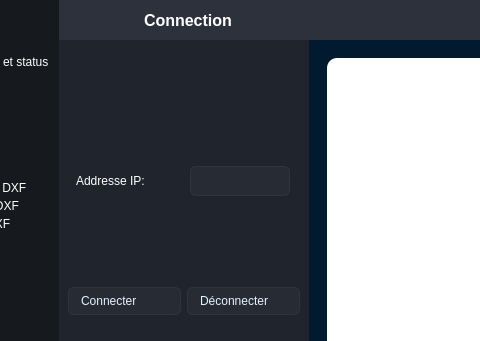
The window that Python/plasmarm_v2.ui (lapm6225/PlasmArm) describes before a commit, drawn with Qt 5; both pictures show x 81 to 561 and y 0 to 341 of the 1138 by 603 pixel window.
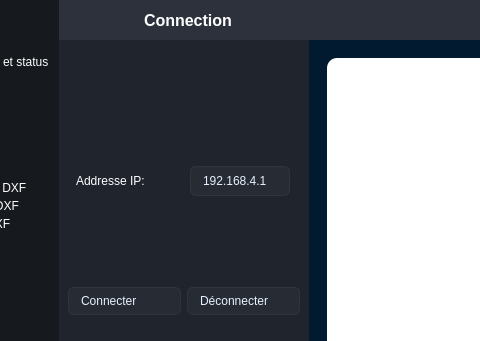
The same window after the commit. Icons and pictures are not drawn.

```diff
--- a/Python/plasmarm_v2.ui
+++ b/Python/plasmarm_v2.ui
@@ -830,6 +830,9 @@
             <property name="styleSheet">
              <string notr="true"/>
             </property>
+            <property name="text">
+             <string>192.168.4.1</string>
+            </property>
            </widget>
           </item>
          </layout>
```
